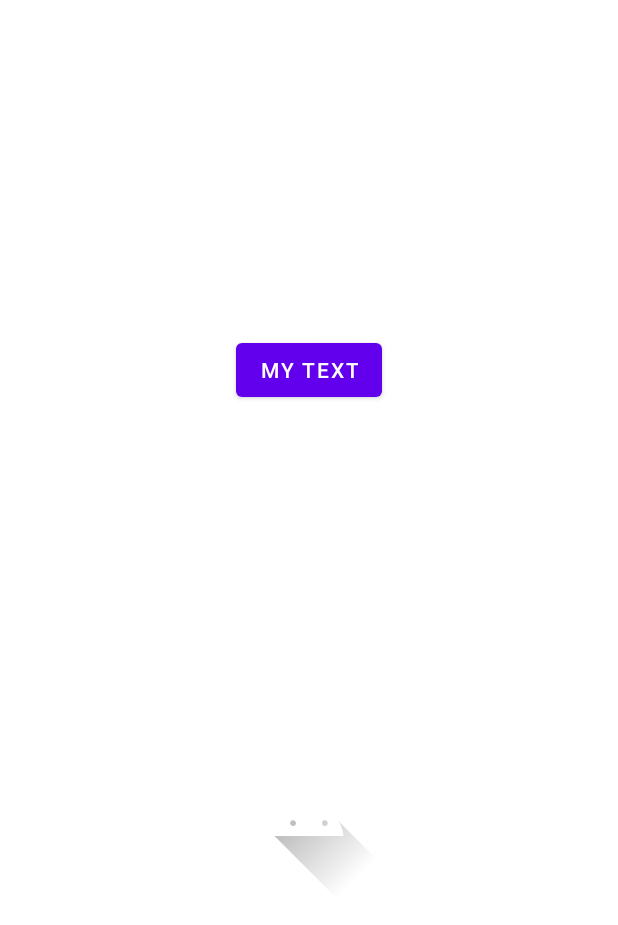
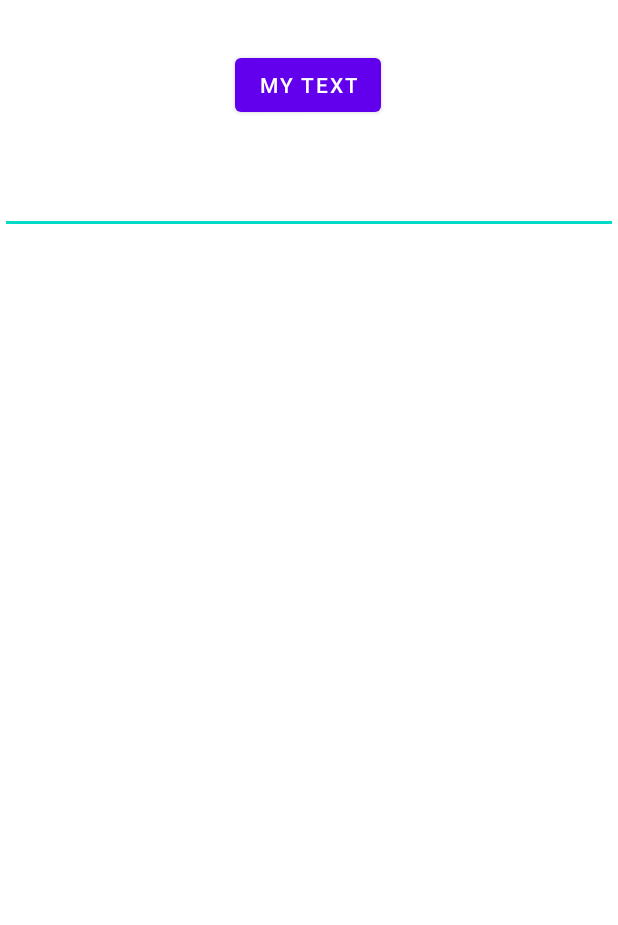
Before and after one commit to leoboyerbx/gobelins-android, an Android app: the layout activity_main.xml on its own in the app's theme, with its tools: preview values and no code run, on a phone screen of 412 x 824 dp. Shown: the top 925 px of the screen. Run offline under Robolectric (Android 15) with nearby library versions, the phone set to English and light mode, and no system bars.

Commit message:
Avant app 2

```diff
--- a/BDDI/app/src/main/res/layout/activity_main.xml
+++ b/BDDI/app/src/main/res/layout/activity_main.xml
@@ -1,39 +1,52 @@
 <?xml version="1.0" encoding="utf-8"?>
-<androidx.constraintlayout.widget.ConstraintLayout xmlns:android="http://schemas.android.com/apk/res/android"
+<layout xmlns:android="http://schemas.android.com/apk/res/android"
     xmlns:app="http://schemas.android.com/apk/res-auto"
-    xmlns:tools="http://schemas.android.com/tools"
+    xmlns:tools="http://schemas.android.com/tools">
+    <data>
+        <import type="com.pnk.gobelins.bddi.DataChange" />
+        <variable
+            name="nbClick"
+            type="DataChange" />
+    </data>
+
+    <androidx.constraintlayout.widget.ConstraintLayout
         android:layout_width="match_parent"
         android:layout_height="match_parent"
         tools:context=".MainActivity"
         tools:ignore="ExtraText">
 
-    <Button
-        android:id="@+id/my_button"
+        <TextView
+            android:id="@+id/textv"
             android:layout_width="wrap_content"
             android:layout_height="wrap_content"
             app:layout_constraintTop_toTopOf="parent"
             app:layout_constraintStart_toStartOf="parent"
             app:layout_constraintEnd_toEndOf="parent"
-        app:layout_constraintBottom_toTopOf="@+id/imagev"
-        android:text="@string/my_text"
+            android:textAlignment="center"
+            android:textSize="24sp"
+            android:text="@{nbClick.data}"
             />
-    <androidx.constraintlayout.widget.Guideline
+
+        <Button
+            android:id="@+id/my_button"
             android:layout_width="wrap_content"
             android:layout_height="wrap_content"
-        android:orientation="horizontal"
-        app:layout_constraintTop_toTopOf="parent"
-        app:layout_constraintBottom_toBottomOf="parent"
-        />
-    <ImageView
-        android:id="@+id/imagev"
-        android:layout_width="wrap_content"
+            android:text="@string/my_text"
+            app:layout_constraintEnd_toEndOf="parent"
+            app:layout_constraintHorizontal_bias="0.498"
+            app:layout_constraintStart_toStartOf="parent"
+            app:layout_constraintTop_toBottomOf="@+id/textv" />
+
+        <EditText
+            android:layout_width="match_parent"
             android:layout_height="wrap_content"
-        android:src="@drawable/ic_launcher_foreground"
+            app:layout_constraintEnd_toEndOf="parent"
+            app:layout_constraintStart_toStartOf="parent"
             app:layout_constraintTop_toBottomOf="@+id/my_button"
-        app:layout_constraintStart_toStartOf="parent"
-        app:layout_constraintEnd_toEndOf="parent"
-        app:layout_constraintBottom_toBottomOf="parent"
-        />
+            android:layout_marginTop="30dp"
+            android:text="@={nbClick.data}" />
+<!--        // IMPORTANT, @= et pas @ tout seul-->
 
 
     </androidx.constraintlayout.widget.ConstraintLayout>
+</layout>
```
Also changed, not shown: BDDI/app/src/main/java/com/pnk/gobelins/bddi/DataChange.kt (added, +12 -0 lines), BDDI/app/src/main/java/com/pnk/gobelins/bddi/MainActivity.kt (+47 -47 lines). Lines whose indentation alone changed are shown as unchanged.
